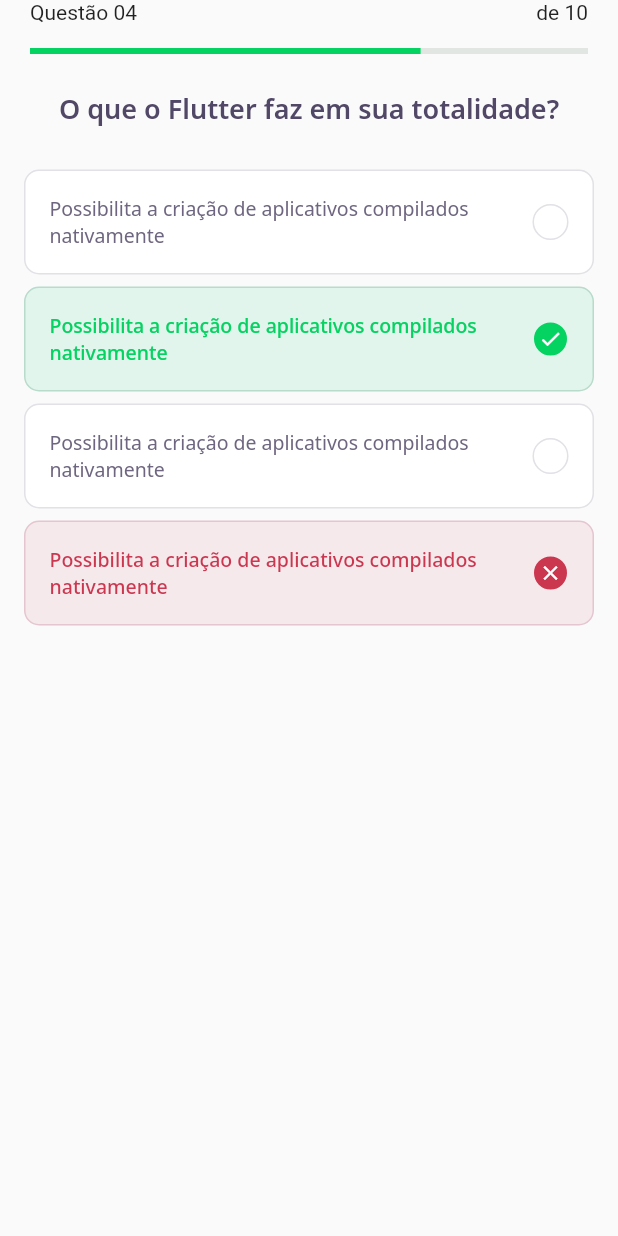
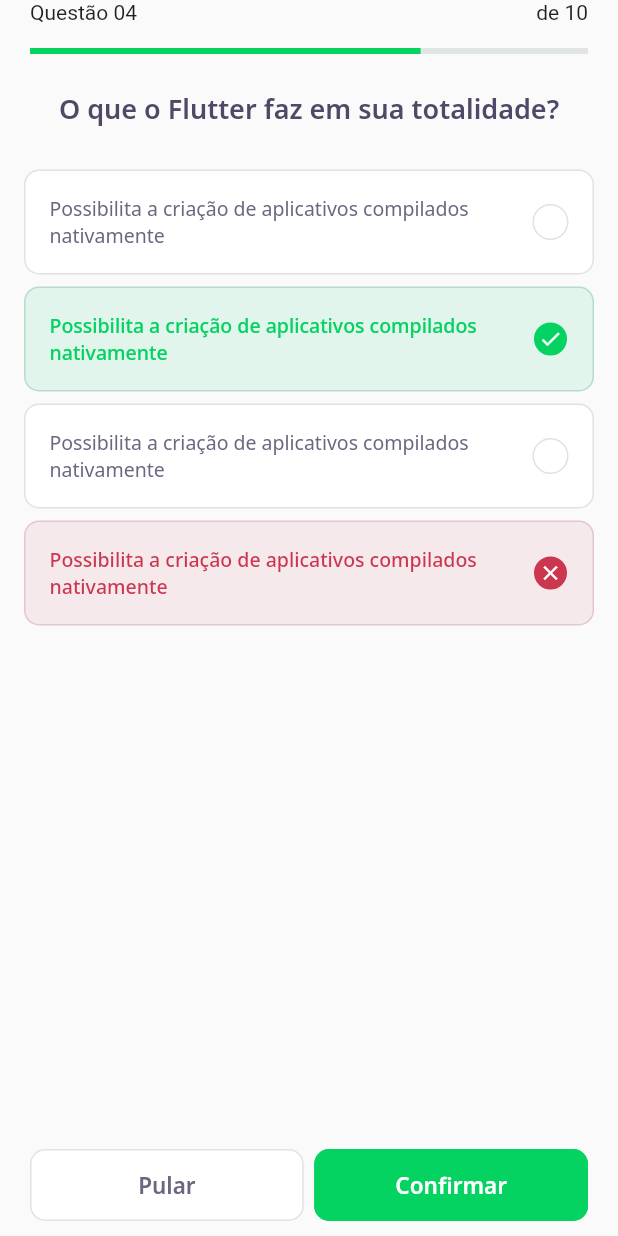
Before and after one commit to matheuslss/rocketseat-flutter-devquiz, a Flutter app: the screen it shows after launch, on a phone screen of 412 x 824 dp. Run offline on Flutter 3.47's test engine with Material 2 defaults, Android fonts, the phone set to English and light mode, and no system bars; our stand-ins replace google_fonts.

Commit message:
Atualizar challenge_page

```diff
--- a/lib/challenge/challenge_page.dart
+++ b/lib/challenge/challenge_page.dart
@@ -1,4 +1,5 @@
 import 'package:flutter/material.dart';
+import 'package:nlw5_app/challenge/widgets/next_button/next_button_widget.dart';
 import 'package:nlw5_app/challenge/widgets/question_indicator/question_indicator_widget.dart';
 import 'package:nlw5_app/challenge/widgets/quiz/quiz_widget.dart';
 
@@ -21,6 +22,26 @@
         body: QuizWidget(
           title: "O que o Flutter faz em sua totalidade?",
         ),
+        bottomNavigationBar: SafeArea(
+          bottom: true,
+          child: Padding(
+            padding: const EdgeInsets.symmetric(horizontal: 20, vertical: 10),
+            child: Row(
+              mainAxisAlignment: MainAxisAlignment.spaceAround,
+              children: [
+                Expanded(
+                    child:
+                        NextButtonWidget.white(label: "Pular", onTap: () {})),
+                SizedBox(
+                  width: 7,
+                ),
+                Expanded(
+                    child: NextButtonWidget.green(
+                        label: "Confirmar", onTap: () {})),
+              ],
+            ),
+          ),
+        ),
       ),
     );
   }
```
